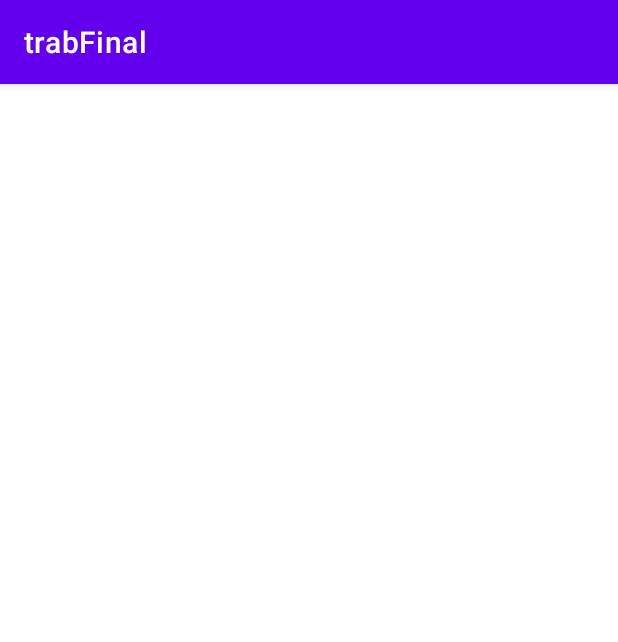
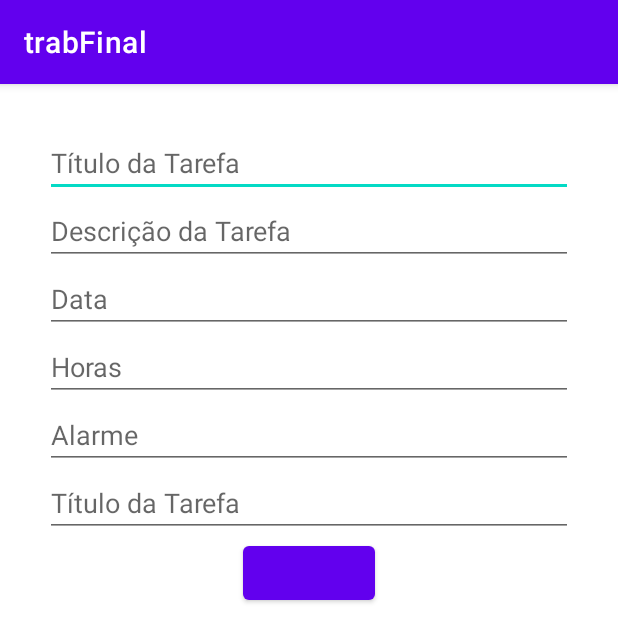
Before and after one commit to camisminei/Trab2PROBMOB, an Android app: the TarefasActivity screen opened directly, with no data from a screen before it, on a phone screen of 412 x 824 dp. Shown: the top 642 px of the screen. Run offline under Robolectric (Android 15) with nearby library versions, the light colour scheme and no system bars.

Commit message:
atributos tarefas ok

```diff
--- a/app/src/main/res/layout/activity_tarefas.xml
+++ b/app/src/main/res/layout/activity_tarefas.xml
@@ -4,6 +4,61 @@
     xmlns:tools="http://schemas.android.com/tools"
     android:layout_width="match_parent"
     android:layout_height="match_parent"
+    android:layout_margin="30dp"
     tools:context=".TarefasActivity">
 
+    <LinearLayout
+        android:layout_width="match_parent"
+        android:layout_height="match_parent"
+        android:orientation="vertical">
+        <EditText
+            android:layout_width="match_parent"
+            android:layout_height="wrap_content"
+            android:id="@+id/tituloTarefa"
+            android:ems="10"
+            android:inputType="text"
+            android:hint="Título da Tarefa"/>
+        <EditText
+            android:layout_width="match_parent"
+            android:layout_height="wrap_content"
+            android:id="@+id/descricaoTarefa"
+            android:ems="10"
+            android:inputType="text"
+            android:hint="Descrição da Tarefa"/>
+        <EditText
+            android:layout_width="match_parent"
+            android:layout_height="wrap_content"
+            android:id="@+id/data"
+            android:ems="10"
+            android:inputType="date"
+            android:hint="Data"/>
+        <EditText
+            android:layout_width="match_parent"
+            android:layout_height="wrap_content"
+            android:id="@+id/hora"
+            android:ems="10"
+            android:inputType="time"
+            android:hint="Horas"/>
+        <EditText
+            android:layout_width="match_parent"
+            android:layout_height="wrap_content"
+            android:id="@+id/alarme"
+            android:ems="10"
+            android:inputType="time"
+            android:hint="Alarme"/>
+        <EditText
+            android:layout_width="match_parent"
+            android:layout_height="wrap_content"
+            android:id="@+id/local"
+            android:ems="10"
+            android:inputType="text"
+            android:hint="Título da Tarefa"/>
+        <Button
+            android:layout_width="wrap_content"
+            android:layout_height="wrap_content"
+            android:id="@+id/btnConcluido"
+            android:layout_gravity="center_horizontal"/>
+
+    </LinearLayout>
+
 </androidx.constraintlayout.widget.ConstraintLayout>
```
